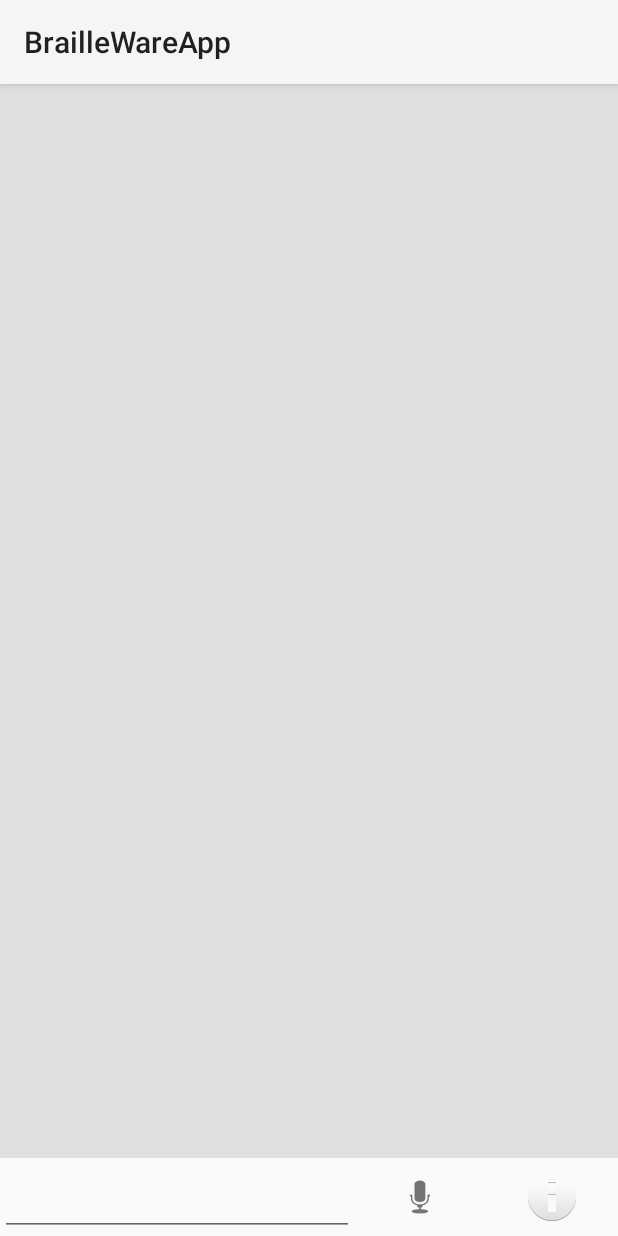
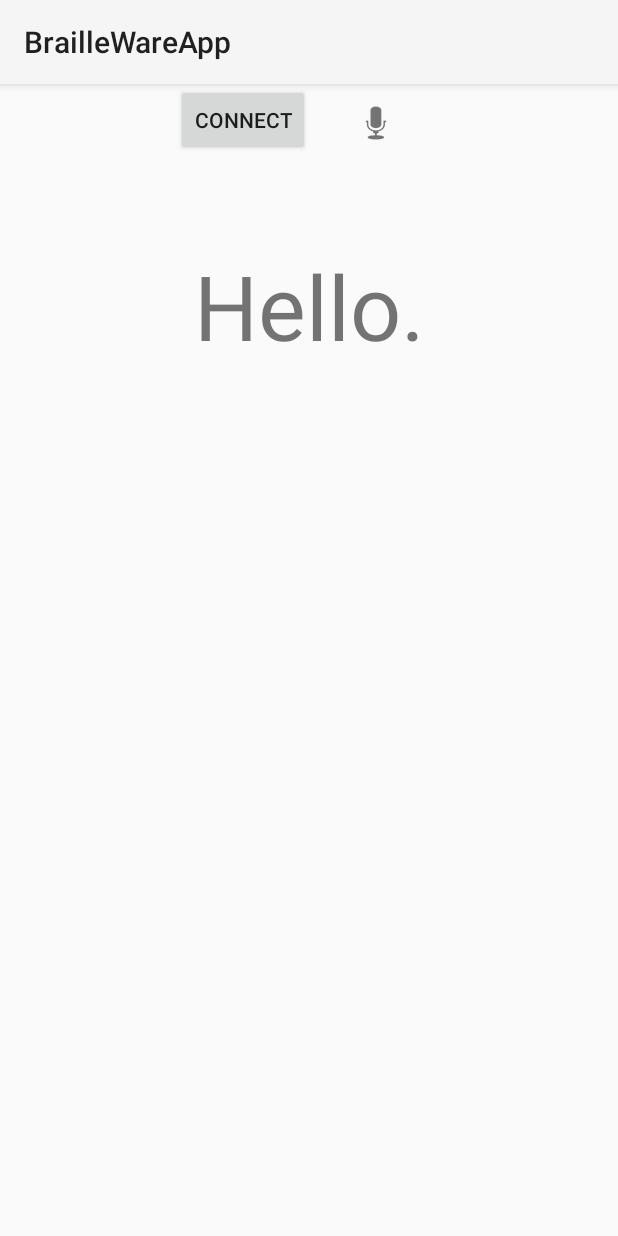
Before and after one commit to edhyah/BrailleWare, an Android app: the fragment QueryFragment shown on its own in the app's theme, on a phone screen of 412 x 824 dp. Run offline under Robolectric (Android 15) with nearby library versions, the phone set to English and light mode, and no system bars; libraries missing offline, so code that uses them is left out: opennlp.tools.sentdetect.

Commit message:
final code for presentation

```diff
--- a/BrailleWareApp/app/src/main/AndroidManifest.xml
+++ b/BrailleWareApp/app/src/main/AndroidManifest.xml
@@ -19,10 +19,12 @@
         android:allowBackup="true"
         android:icon="@mipmap/ic_launcher"
         android:label="@string/app_name"
-        android:theme="@style/AppTheme" >
+        android:theme="@style/AppTheme">
         <activity
             android:name=".MainActivity"
-            android:label="@string/title_activity_main" >
+            android:label="@string/title_activity_main"
+            android:theme="@android:style/Theme.NoTitleBar.Fullscreen"
+            android:screenOrientation="landscape" >
             <intent-filter>
                 <action android:name="android.intent.action.MAIN" />
                 <category android:name="android.intent.category.LAUNCHER" />
--- a/BrailleWareApp/app/src/main/java/com/edwardahn/braillewareapp/MainActivity.java
+++ b/BrailleWareApp/app/src/main/java/com/edwardahn/braillewareapp/MainActivity.java
@@ -14,6 +14,11 @@ import android.util.Log;
 import android.view.Menu;
 import android.view.MenuItem;
 import android.widget.Toast;
+
+import java.util.Deque;
+import java.util.LinkedList;
+import java.util.Queue;
+import java.util.concurrent.LinkedBlockingDeque;
 
 import opennlp.maxent.Main;
 
@@ -39,6 +44,8 @@ public class MainActivity extends Activity {
 
     private ToSendReceiver sender;
     private static final String TAG = "MainActivity";
+
+    private LinkedBlockingDeque<String> received;
 
     // Local Bluetooth adapter
     private BluetoothAdapter mBluetoothAdapter = null;
@@ -90,9 +97,11 @@ public class MainActivity extends Activity {
         this.registerReceiver(sender, intentFilter);
         // here we're going to need to add the server reader / writer background service
         startService(new Intent(this, MainService.class));
+
+        received = new LinkedBlockingDeque<String>();
     }
 
-    private void setupConnection() {
+    public void setupConnection() {
         Intent serverIntent = new Intent(this, DeviceListActivity.class);
         startActivityForResult(serverIntent, REQUEST_CONNECT_DEVICE);
     }
@@ -188,6 +197,17 @@ public class MainActivity extends Activity {
                     // construct a string from the valid bytes in the buffer
                     String readMessage = new String(readBuf, 0, msg.arg1);
                     Log.i("MainActivity:", readMessage);
+                    QueryFragment frag = (QueryFragment) getFragmentManager().findFragmentByTag("query");
+                    String concat = "";
+                    for (int i =0; i < received.size(); i++) {
+                        concat += received.pop();
+                    }
+                    frag.displayLetter(readMessage, concat);
+                    received.offer(readMessage);
+                    if (received.size() > 100) {
+                        received.removeFirst();
+                    }
+
                     // Do something with readMessage here
                     break;
                 case Constants.MESSAGE_DEVICE_NAME:
--- a/BrailleWareApp/app/src/main/java/com/edwardahn/braillewareapp/QueryFragment.java
+++ b/BrailleWareApp/app/src/main/java/com/edwardahn/braillewareapp/QueryFragment.java
@@ -18,6 +18,7 @@ import android.view.ViewGroup;
 import android.view.inputmethod.EditorInfo;
 import android.view.inputmethod.InputMethodManager;
 import android.widget.ArrayAdapter;
+import android.widget.Button;
 import android.widget.EditText;
 import android.widget.ImageButton;
 import android.widget.LinearLayout;
@@ -39,6 +40,9 @@ public class QueryFragment extends Fragment implements View.OnClickListener {
     private ImageButton mSendButton;
     private TextView mQueryView;
 
+    private TextView mBrailleOut;
+    private TextView mTotalText;
+
     // Array adapter for conversation thread
     public ArrayAdapter<String> mConversationArrayAdapter;
 
@@ -57,6 +61,12 @@ public class QueryFragment extends Fragment implements View.OnClickListener {
         View view = (LinearLayout) inflater.inflate(R.layout.fragment_query, container, false);
         mButton = (ImageButton) view.findViewById(R.id.button_voice);
         mButton.setOnClickListener(this);
+        final Button button = (Button) view.findViewById(R.id.connect);
+        button.setOnClickListener(new View.OnClickListener() {
+            public void onClick(View v) {
+                ((MainActivity) getActivity()).setupConnection();
+            }
+        });
         return view;
     }
 
@@ -77,16 +87,33 @@ public class QueryFragment extends Fragment implements View.OnClickListener {
         if (requestCode == REQUEST_OK) {
             if (data == null) return;
             ArrayList<String> thingsYouSaid = data.getStringArrayListExtra(RecognizerIntent.EXTRA_RESULTS);
-            ((TextView) getView().findViewById(R.id.edit_text_out)).setText(thingsYouSaid.get(0));
+            new QAThread(thingsYouSaid.get(0)).start();
+            //((TextView) getView().findViewById(R.id.edit_text_out)).setText(thingsYouSaid.get(0));
         }
     }
 
     @Override
     public void onViewCreated(View view, /*@Nullable*/ Bundle savedInstanceState) {
+
         //mConversationView = (ListView) view.findViewById(R.id.in);
+        /*
         mOutEditText = (EditText) view.findViewById(R.id.edit_text_out);
         mSendButton = (ImageButton) view.findViewById(R.id.button_send);
-        mQueryView = (TextView) view.findViewById(R.id.query_in);
+        mQueryView = (TextView) view.findViewById(R.id.query_in);*/
+
+        mBrailleOut = (TextView) view.findViewById(R.id.braille_out);
+        mTotalText = (TextView) view.findViewById(R.id.total_text);
+        mBrailleOut.setText("Hello.");
+        mTotalText.setText("");
+    }
+
+    public void displayLetter(String msg, String concat) {
+        Log.i("","display letter called");
+        mBrailleOut.setText(msg);
+        // use queue
+        mTotalText.setText(mTotalText.getText().toString() + msg);
+        // message shouljd be total text
+        if (msg.equals('?')) new QAThread(concat).start();
     }
 
     @Override
@@ -101,6 +128,7 @@ public class QueryFragment extends Fragment implements View.OnClickListener {
         // Initialize the compose field with a listener for the return key
         //mOutEditText.setOnEditorActionListener(mWriteListener);
 
+        /*
         // Initialize the send button with a listener that for click events
         mSendButton.setOnClickListener(new View.OnClickListener() {
             public void onClick(View v) {
@@ -123,7 +151,7 @@ public class QueryFragment extends Fragment implements View.OnClickListener {
                     new QAThread(message).start();
                 }
             }
-        });
+        });*/
     }
 
     class QAThread extends Thread {
--- a/BrailleWareApp/app/src/main/res/layout/activity_main.xml
+++ b/BrailleWareApp/app/src/main/res/layout/activity_main.xml
@@ -6,7 +6,4 @@
     android:paddingBottom="@dimen/activity_vertical_margin"
     tools:context="com.edwardahn.braillewareapp.MainActivity">
 
-    <TextView android:text="@string/hello_world" android:layout_width="wrap_content"
-        android:layout_height="wrap_content" />
-
 </RelativeLayout>
--- a/BrailleWareApp/app/src/main/res/layout/fragment_query.xml
+++ b/BrailleWareApp/app/src/main/res/layout/fragment_query.xml
@@ -2,7 +2,7 @@
     xmlns:tools="http://schemas.android.com/tools" android:layout_width="match_parent"
     android:layout_height="match_parent"
     tools:context="com.example.edwardahn.assistant.QueryFragment"
-    android:orientation="vertical">
+    android:orientation="vertical" android:tag="query">
 
     <!--
     <ListView
@@ -13,6 +13,70 @@
         android:stackFromBottom="true"
         android:transcriptMode="alwaysScroll"
         android:background="#E0E0E0"/>-->
+
+    <LinearLayout
+        android:layout_width="match_parent"
+        android:layout_height="wrap_content"
+        android:orientation="horizontal"
+        android:gravity="center">
+
+    <Button
+        android:id="@+id/connect"
+        android:layout_width="wrap_content"
+        android:layout_height="wrap_content"
+        android:text="Connect"
+        android:gravity="center"
+        android:layout_gravity="center_horizontal" />
+
+    <ImageButton
+        android:id="@+id/button_voice"
+        android:layout_width="wrap_content"
+        android:layout_height="wrap_content"
+        android:src="@android:drawable/ic_btn_speak_now"
+        style="?android:attr/borderlessButtonStyle" />
+
+    </LinearLayout>
+
+    <!--
+    <LinearLayout
+        android:layout_width="match_parent"
+        android:layout_height="wrap_content"
+        android:orientation="horizontal" >
+        <TextView
+            android:id="@+id/braille_out"
+            android:layout_width="match_parent"
+            android:layout_height="match_parent"
+            android:gravity="right"
+            android:textSize="40sp"
+            android:padding="50px"/>
+        <TextView
+            android:id="@+id/braille_pic"
+            android:layout_width="match_parent"
+            android:layout_height="match_parent"
+            android:gravity="right"
+            android:textSize="40sp"
+            android:padding="50px"/>
+    </LinearLayout>-->
+    <TextView
+        android:id="@+id/braille_out"
+        android:layout_width="match_parent"
+        android:layout_height="192dp"
+        android:gravity="center"
+        android:textSize="60sp"
+        android:padding="50px"/>
+
+    <TextView
+        android:id="@+id/total_text"
+        android:layout_width="match_parent"
+        android:layout_height="match_parent"
+        android:textSize="25sp"
+        android:gravity="center"/>
+
+    <!--
+    <EditText
+        android:layout_width="match_parent"
+        android:layout_height="170dp"
+        android:id="@+id/editText" />
 
     <TextView
         android:id="@+id/query_in"
@@ -51,6 +115,6 @@
             android:onClick="send_text"
             style="?android:attr/borderlessButtonStyle" />
 
-    </LinearLayout>
+    </LinearLayout>-->
 
 </LinearLayout>
```
